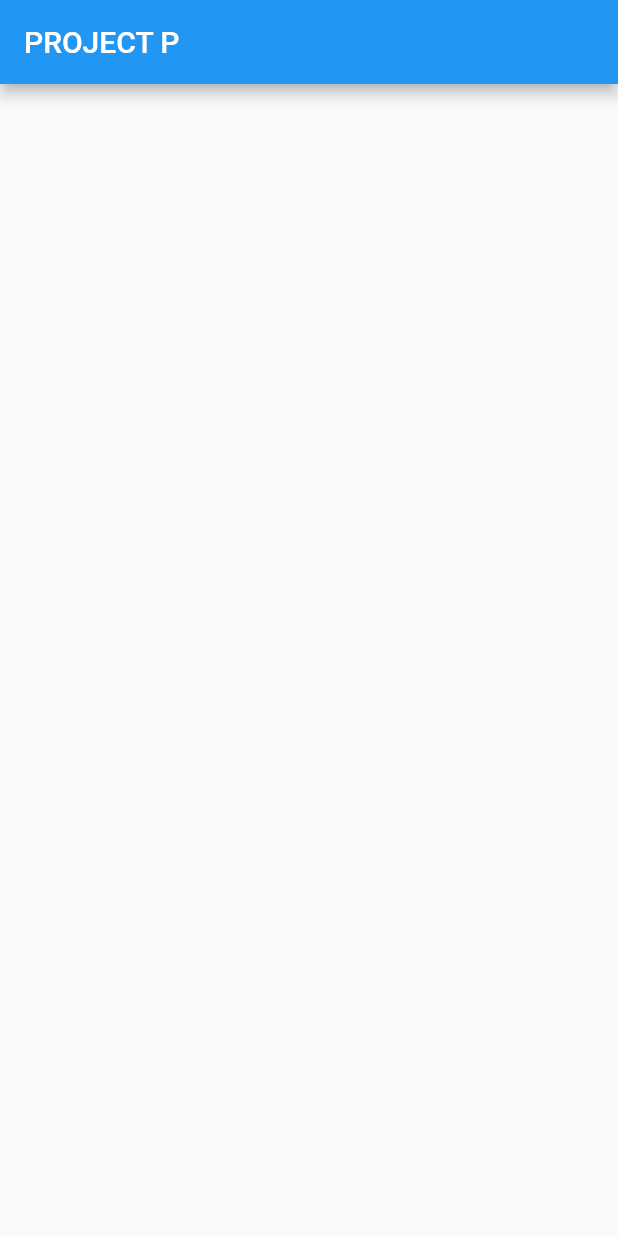
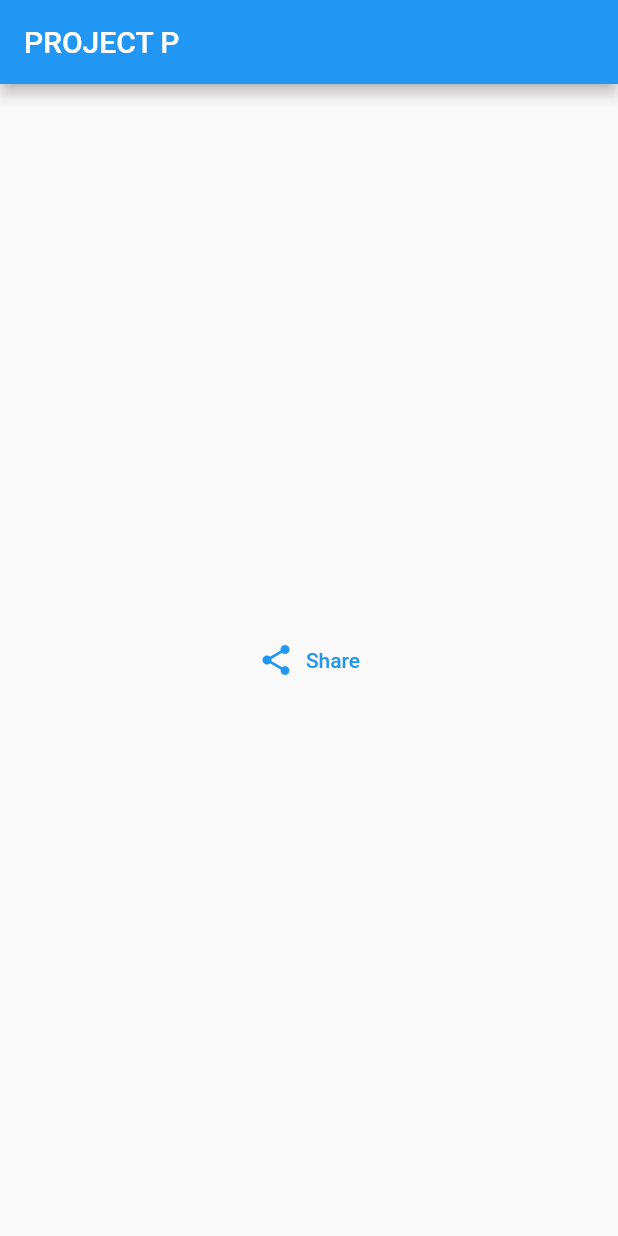
Before and after one commit to sr-albert/project_p, a Flutter app: the screen it shows after launch, on a phone screen of 412 x 824 dp. Run offline on Flutter 3.47's test engine with Material 2 defaults, Android fonts, the phone set to English and light mode, and no system bars; missing offline and left inert: flutter_share.

Commit message:
added flutter_share

```diff
--- a/lib/main.dart
+++ b/lib/main.dart
@@ -1,4 +1,5 @@
 import 'package:flutter/material.dart';
+import 'package:flutter_share/flutter_share.dart';
 
 void main() {
   runApp(MyApp());
@@ -32,7 +33,15 @@ class MyHomePage extends StatefulWidget {
 }
 
 class _MyHomePageState extends State<MyHomePage> {
-  void _onPressed(String mode) {}
+
+
+  Future<void> share() async {
+    await FlutterShare.share(
+        title: 'Dizim share',
+        text: 'Dizim share text',
+        linkUrl: 'https://dizim.ai/',
+        chooserTitle: 'Dizim Chooser Title');
+  }
 
   @override
   Widget build(BuildContext context) {
@@ -43,7 +52,13 @@ class _MyHomePageState extends State<MyHomePage> {
         body: Center(
           child: Column(
             mainAxisAlignment: MainAxisAlignment.center,
-            children: <Widget>[],
+            crossAxisAlignment: CrossAxisAlignment.center,
+            children: <Widget>[
+              TextButton.icon(
+                  onPressed: share,
+                  icon: Icon(Icons.share),
+                  label: Text("Share"))
+            ],
           ),
         ) // This trailing comma makes auto-formatting nicer for build methods.
         );
--- a/pubspec.yaml
+++ b/pubspec.yaml
@@ -21,6 +21,7 @@ dependencies:
     sdk: flutter
   qr_code_scanner: ^0.3.5
   device_info: ^1.0.0
+  flutter_share: ^2.0.0
 
 
   # The following adds the Cupertino Icons font to your application.
```
Also changed, not shown: pubspec.lock, 4 other files.
